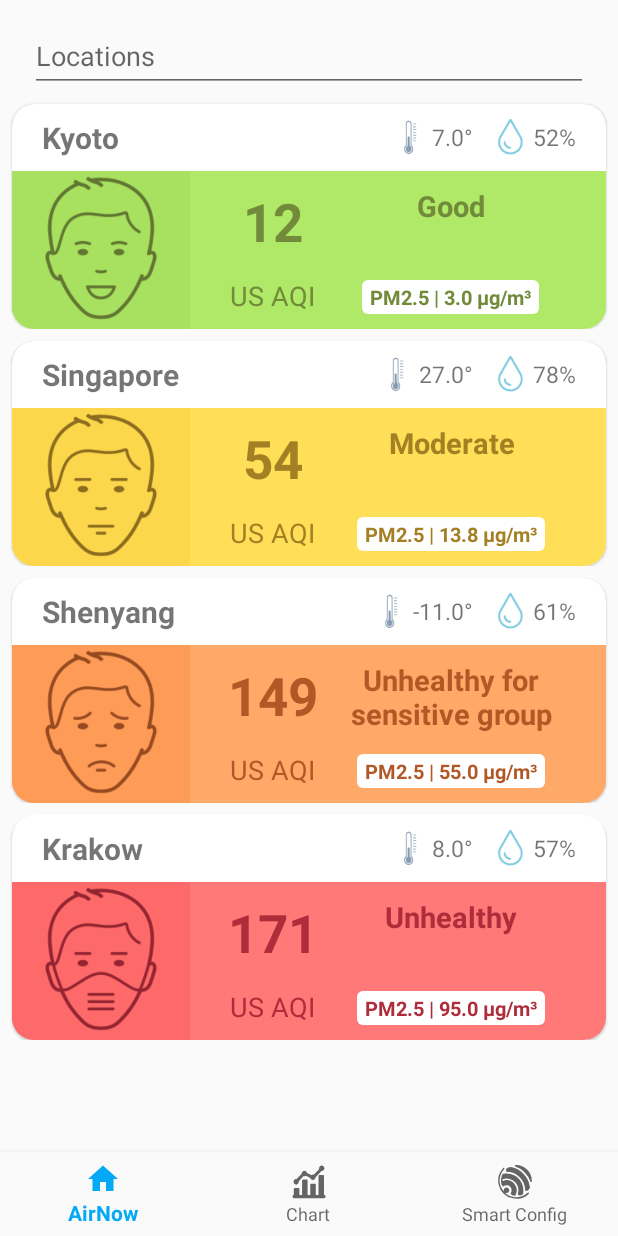
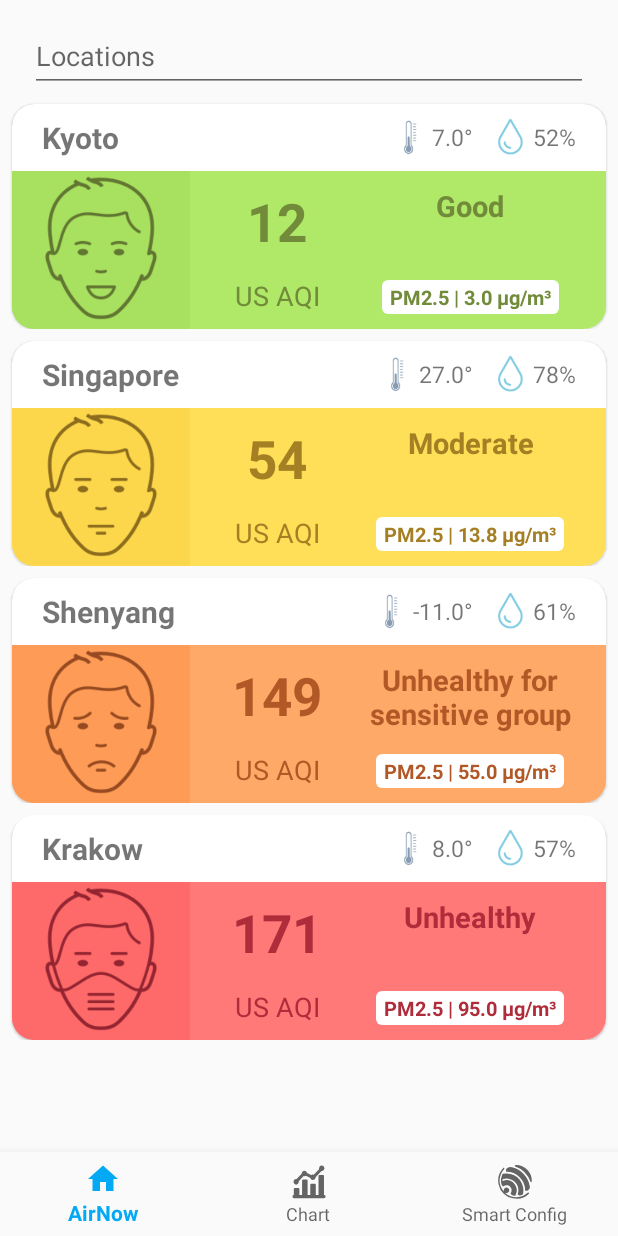
Before and after one commit to tiendat77/AirNow-app, an Android app: the screen it shows after launch (MainActivity), on a phone screen of 412 x 824 dp. Run offline under Robolectric (Android 15) with nearby library versions, the phone set to English and light mode, and no system bars; our stand-ins replace navigation-ui; 1 statement that could not run was skipped.

Commit message:
fix item in list view

```diff
--- a/app/src/main/java/uit/thesis/airnow/retrofit/DataClient.java
+++ b/app/src/main/java/uit/thesis/airnow/retrofit/DataClient.java
@@ -26,5 +26,4 @@ public class DataClient {
   public List<DataTemperature> getDataTemperatureList() {
     return dataTemperatureList;
   }
-
 }
--- a/app/src/main/res/layout/fragment_home.xml
+++ b/app/src/main/res/layout/fragment_home.xml
@@ -10,6 +10,10 @@
     android:orientation="vertical">
 
     <!--Toolbar-->
+    <LinearLayout
+      android:layout_width="match_parent"
+      android:layout_height="wrap_content"
+      android:orientation="horizontal">
 
       <com.google.android.material.textfield.TextInputLayout
         android:layout_width="match_parent"
@@ -27,14 +31,21 @@
 
       </com.google.android.material.textfield.TextInputLayout>
 
+    </LinearLayout>
+
     <!-- Main Contents - Array List -->
+    <androidx.swiperefreshlayout.widget.SwipeRefreshLayout
+      android:id="@+id/swipe_refresh_home"
+      android:layout_width="match_parent"
+      android:layout_height="match_parent">
+
       <ListView
         android:id="@+id/list_home_forecast"
         android:divider="@null"
-      android:dividerHeight="0dp"
         android:layout_width="match_parent"
         android:layout_height="match_parent"/>
 
+    </androidx.swiperefreshlayout.widget.SwipeRefreshLayout>
 
   </LinearLayout>
 
--- a/app/src/main/res/layout/item_forecast.xml
+++ b/app/src/main/res/layout/item_forecast.xml
@@ -133,7 +133,6 @@
             android:orientation="horizontal"
             android:paddingLeft="20dp"
             android:paddingTop="10dp"
-            android:paddingRight="20dp"
             android:paddingBottom="10dp"
             android:weightSum="10">
 
```
Also changed, not shown: app/src/main/java/uit/thesis/airnow/ui/home/HomeFragment.java (+58 -0 lines). Lines whose indentation alone changed are shown as unchanged.
